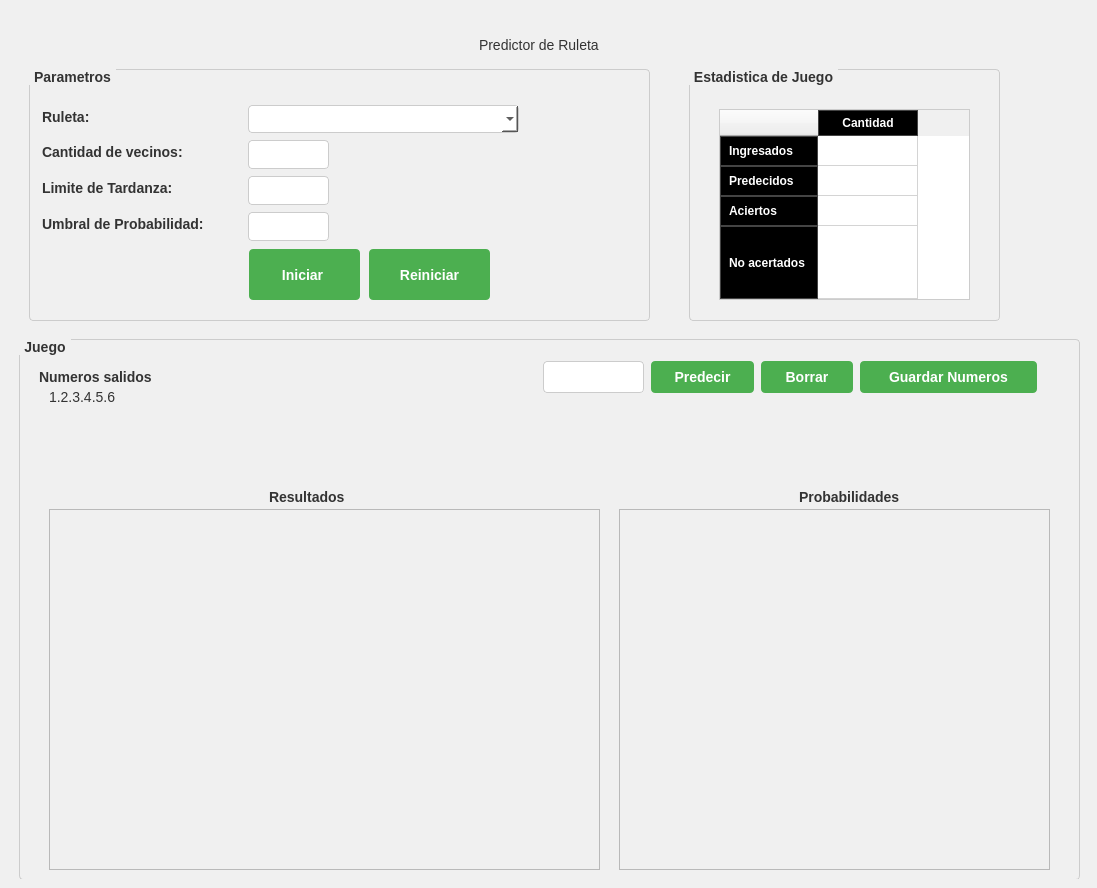
jonatha1992/Predictor_ruleta, file Widget_ui.ui: the form before one commit.
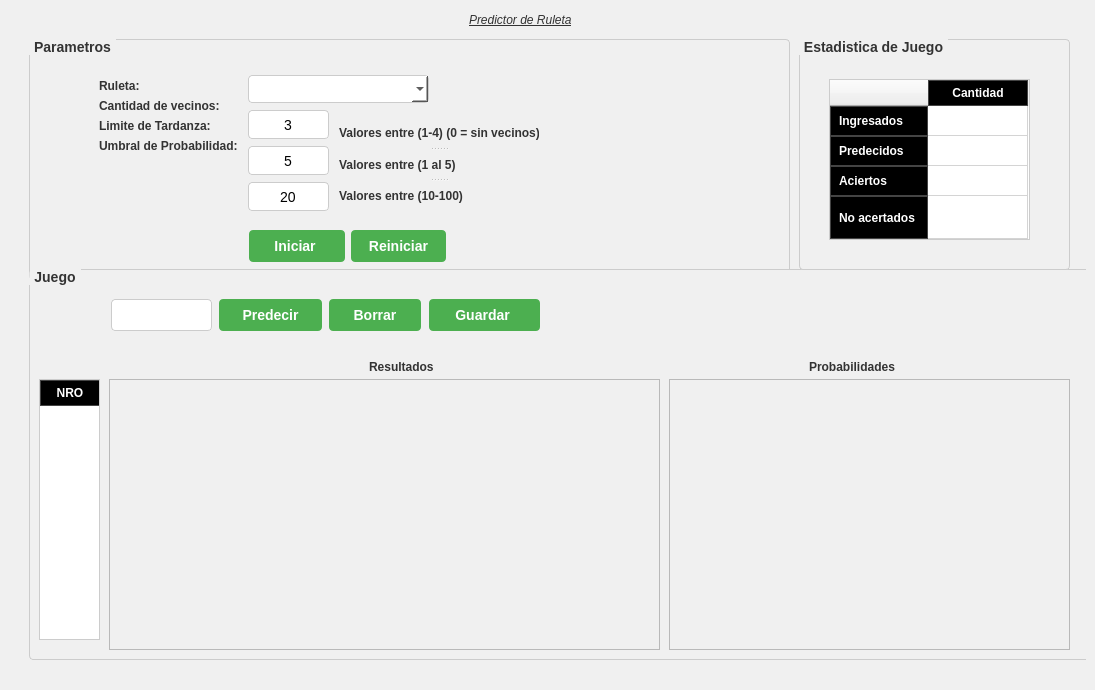
The form after the commit.

Commit message: cambios el el widget en vez de label se coloca en tabla

What changed in the file:
```diff
--- a/Widget_ui.ui
+++ b/Widget_ui.ui
@@ -6,8 +6,8 @@
    <rect>
     <x>0</x>
     <y>0</y>
-    <width>1097</width>
-    <height>888</height>
+    <width>1095</width>
+    <height>690</height>
    </rect>
   </property>
   <property name="palette">
@@ -459,14 +459,21 @@
    <bool>false</bool>
   </property>
   <property name="styleSheet">
-   <string notr="true">QWidget {
+   <string notr="true"/>
+  </property>
+  <widget class="QWidget" name="centralwidget">
+   <layout class="QVBoxLayout" name="verticalLayout">
+    <item>
+     <widget class="QFrame" name="frame">
+      <property name="styleSheet">
+       <string notr="true">QWidget {
     background-color: #f0f0f0;
     font-family: Arial, sans-serif;
 }
 
 QLabel {
     color: #333333;
-    font-size: 14px;
+    font-size: 12px;
 }
 
 QLineEdit, QComboBox {
@@ -533,11 +540,7 @@
     border: 1px solid #cccccc;
     border-radius: 4px;
 }</string>
-  </property>
-  <widget class="QWidget" name="centralwidget">
-   <layout class="QVBoxLayout" name="verticalLayout">
-    <item>
-     <widget class="QFrame" name="frame">
+      </property>
       <property name="frameShape">
        <enum>QFrame::NoFrame</enum>
       </property>
@@ -547,12 +550,22 @@
       <widget class="QLabel" name="label_8">
        <property name="geometry">
         <rect>
-         <x>470</x>
-         <y>10</y>
-         <width>201</width>
-         <height>51</height>
+         <x>460</x>
+         <y>0</y>
+         <width>171</width>
+         <height>21</height>
         </rect>
        </property>
+       <property name="font">
+        <font>
+         <family>Segoe UI Semibold</family>
+         <pointsize>14</pointsize>
+         <weight>7</weight>
+         <italic>true</italic>
+         <bold>false</bold>
+         <underline>true</underline>
+        </font>
+       </property>
        <property name="styleSheet">
         <string notr="true">font: 63 italic 14pt &quot;Segoe UI Semibold&quot;;</string>
        </property>
@@ -564,9 +577,9 @@
        <property name="geometry">
         <rect>
          <x>20</x>
-         <y>60</y>
-         <width>621</width>
-         <height>252</height>
+         <y>30</y>
+         <width>761</width>
+         <height>241</height>
         </rect>
        </property>
        <property name="font">
@@ -580,32 +593,6 @@
        <property name="title">
         <string>Parametros</string>
        </property>
-       <widget class="QPushButton" name="btnReiniciar">
-        <property name="geometry">
-         <rect>
-          <x>340</x>
-          <y>180</y>
-          <width>121</width>
-          <height>51</height>
-         </rect>
-        </property>
-        <property name="text">
-         <string>Reiniciar</string>
-        </property>
-       </widget>
-       <widget class="QPushButton" name="btnIniciar">
-        <property name="geometry">
-         <rect>
-          <x>220</x>
-          <y>180</y>
-          <width>111</width>
-          <height>51</height>
-         </rect>
-        </property>
-        <property name="text">
-         <string>Iniciar </string>
-        </property>
-       </widget>
        <widget class="QLineEdit" name="lineVecinos">
         <property name="geometry">
          <rect>
@@ -615,68 +602,11 @@
           <height>29</height>
          </rect>
         </property>
-       </widget>
-       <widget class="QLabel" name="label_3">
-        <property name="geometry">
-         <rect>
-          <x>13</x>
-          <y>107</y>
-          <width>158</width>
-          <height>23</height>
-         </rect>
-        </property>
-        <property name="font">
-         <font>
-          <family>Arial</family>
-          <pointsize>-1</pointsize>
-          <weight>75</weight>
-          <bold>true</bold>
-         </font>
-        </property>
         <property name="text">
-         <string>Limite de Tardanza:</string>
+         <string>3</string>
         </property>
-       </widget>
-       <widget class="QLabel" name="label_2">
-        <property name="geometry">
-         <rect>
-          <x>13</x>
-          <y>71</y>
-          <width>166</width>
-          <height>23</height>
-         </rect>
-        </property>
-        <property name="font">
-         <font>
-          <family>Arial</family>
-          <pointsize>-1</pointsize>
-          <weight>75</weight>
-          <bold>true</bold>
-         </font>
-        </property>
-        <property name="text">
-         <string>Cantidad de vecinos:</string>
-        </property>
-       </widget>
-       <widget class="QLabel" name="label">
-        <property name="geometry">
-         <rect>
-          <x>13</x>
-          <y>36</y>
-          <width>56</width>
-          <height>23</height>
-         </rect>
-        </property>
-        <property name="font">
-         <font>
-          <family>Arial</family>
-          <pointsize>-1</pointsize>
-          <weight>75</weight>
-          <bold>true</bold>
-         </font>
-        </property>
-        <property name="text">
-         <string>Ruleta:</string>
+        <property name="alignment">
+         <set>Qt::AlignCenter</set>
         </property>
        </widget>
        <widget class="QComboBox" name="comboBoxRuleta">
@@ -684,7 +614,7 @@
          <rect>
           <x>219</x>
           <y>36</y>
-          <width>271</width>
+          <width>181</width>
           <height>28</height>
          </rect>
         </property>
@@ -698,6 +628,12 @@
           <height>29</height>
          </rect>
         </property>
+        <property name="text">
+         <string>20</string>
+        </property>
+        <property name="alignment">
+         <set>Qt::AlignCenter</set>
+        </property>
        </widget>
        <widget class="QLineEdit" name="lineTardanza">
         <property name="geometry">
@@ -708,36 +644,177 @@
           <height>29</height>
          </rect>
         </property>
-       </widget>
-       <widget class="QLabel" name="label_4">
-        <property name="geometry">
-         <rect>
-          <x>13</x>
-          <y>143</y>
-          <width>199</width>
-          <height>23</height>
-         </rect>
-        </property>
-        <property name="font">
-         <font>
-          <family>Arial</family>
-          <pointsize>-1</pointsize>
-          <weight>75</weight>
-          <bold>true</bold>
-         </font>
-        </property>
         <property name="text">
-         <string>Umbral de Probabilidad:</string>
+         <string>5</string>
         </property>
+        <property name="alignment">
+         <set>Qt::AlignCenter</set>
+        </property>
+       </widget>
+       <widget class="QWidget" name="">
+        <property name="geometry">
+         <rect>
+          <x>70</x>
+          <y>40</y>
+          <width>143</width>
+          <height>141</height>
+         </rect>
+        </property>
+        <layout class="QFormLayout" name="formLayout">
+         <property name="labelAlignment">
+          <set>Qt::AlignRight|Qt::AlignTrailing|Qt::AlignVCenter</set>
+         </property>
+         <item row="0" column="0">
+          <widget class="QLabel" name="label">
+           <property name="font">
+            <font>
+             <family>Arial</family>
+             <pointsize>-1</pointsize>
+             <weight>75</weight>
+             <bold>true</bold>
+            </font>
+           </property>
+           <property name="text">
+            <string>Ruleta:</string>
+           </property>
+          </widget>
+         </item>
+         <item row="1" column="0">
+          <widget class="QLabel" name="label_2">
+           <property name="font">
+            <font>
+             <family>Arial</family>
+             <pointsize>-1</pointsize>
+             <weight>75</weight>
+             <bold>true</bold>
+            </font>
+           </property>
+           <property name="text">
+            <string>Cantidad de vecinos:</string>
+           </property>
+          </widget>
+         </item>
+         <item row="2" column="0">
+          <widget class="QLabel" name="label_3">
+           <property name="font">
+            <font>
+             <family>Arial</family>
+             <pointsize>-1</pointsize>
+             <weight>75</weight>
+             <bold>true</bold>
+            </font>
+           </property>
+           <property name="text">
+            <string>Limite de Tardanza:</string>
+           </property>
+          </widget>
+         </item>
+         <item row="3" column="0">
+          <widget class="QLabel" name="label_4">
+           <property name="font">
+            <font>
+             <family>Arial</family>
+             <pointsize>-1</pointsize>
+             <weight>75</weight>
+             <bold>true</bold>
+            </font>
+           </property>
+           <property name="text">
+            <string>Umbral de Probabilidad:</string>
+           </property>
+          </widget>
+         </item>
+        </layout>
+       </widget>
+       <widget class="QWidget" name="">
+        <property name="geometry">
+         <rect>
+          <x>220</x>
+          <y>190</y>
+          <width>197</width>
+          <height>34</height>
+         </rect>
+        </property>
+        <layout class="QHBoxLayout" name="horizontalLayout">
+         <item>
+          <widget class="QPushButton" name="btnIniciar">
+           <property name="text">
+            <string>Iniciar </string>
+           </property>
+          </widget>
+         </item>
+         <item>
+          <widget class="QPushButton" name="btnReiniciar">
+           <property name="enabled">
+            <bool>false</bool>
+           </property>
+           <property name="text">
+            <string>Reiniciar</string>
+           </property>
+          </widget>
+         </item>
+        </layout>
+       </widget>
+       <widget class="QSplitter" name="splitter">
+        <property name="geometry">
+         <rect>
+          <x>310</x>
+          <y>80</y>
+          <width>200</width>
+          <height>91</height>
+         </rect>
+        </property>
+        <property name="orientation">
+         <enum>Qt::Vertical</enum>
+        </property>
+        <widget class="QLabel" name="label_6">
+         <property name="font">
+          <font>
+           <family>Arial</family>
+           <pointsize>-1</pointsize>
+           <weight>75</weight>
+           <bold>true</bold>
+          </font>
+         </property>
+         <property name="text">
+          <string>Valores entre (1-4) (0 = sin vecinos)</string>
+         </property>
+        </widget>
+        <widget class="QLabel" name="label_10">
+         <property name="font">
+          <font>
+           <family>Arial</family>
+           <pointsize>-1</pointsize>
+           <weight>75</weight>
+           <bold>true</bold>
+          </font>
+         </property>
+         <property name="text">
+          <string>Valores entre (1 al 5)</string>
+         </property>
+        </widget>
+        <widget class="QLabel" name="label_11">
+         <property name="font">
+          <font>
+           <family>Arial</family>
+           <pointsize>-1</pointsize>
+           <weight>75</weight>
+           <bold>true</bold>
+          </font>
+         </property>
+         <property name="text">
+          <string>Valores entre (10-100)</string>
+         </property>
+        </widget>
        </widget>
       </widget>
       <widget class="QGroupBox" name="groupBoxJuego">
        <property name="geometry">
         <rect>
-         <x>10</x>
-         <y>330</y>
+         <x>20</x>
+         <y>260</y>
          <width>1061</width>
-         <height>541</height>
+         <height>391</height>
         </rect>
        </property>
        <property name="font">
@@ -754,8 +831,8 @@
        <widget class="QLineEdit" name="lineIngresoNumero">
         <property name="geometry">
          <rect>
-          <x>524</x>
-          <y>22</y>
+          <x>82</x>
+          <y>30</y>
           <width>101</width>
           <height>32</height>
          </rect>
@@ -764,8 +841,8 @@
        <widget class="QPushButton" name="btnPredecir">
         <property name="geometry">
          <rect>
-          <x>632</x>
-          <y>22</y>
+          <x>190</x>
+          <y>30</y>
           <width>103</width>
           <height>32</height>
          </rect>
@@ -777,8 +854,8 @@
        <widget class="QPushButton" name="btnBorrar">
         <property name="geometry">
          <rect>
-          <x>742</x>
-          <y>22</y>
+          <x>300</x>
+          <y>30</y>
           <width>92</width>
           <height>32</height>
          </rect>
@@ -787,68 +864,21 @@
          <string>Borrar</string>
         </property>
        </widget>
-       <widget class="QPushButton" name="btnGuardar">
-        <property name="geometry">
-         <rect>
-          <x>841</x>
-          <y>22</y>
-          <width>177</width>
-          <height>32</height>
-         </rect>
-        </property>
-        <property name="text">
-         <string>Guardar Numeros</string>
-        </property>
-       </widget>
-       <widget class="QLabel" name="label_5">
-        <property name="geometry">
-         <rect>
-          <x>20</x>
-          <y>30</y>
-          <width>181</width>
-          <height>16</height>
-         </rect>
-        </property>
-        <property name="font">
-         <font>
-          <family>Arial</family>
-          <pointsize>-1</pointsize>
-          <weight>75</weight>
-          <bold>true</bold>
-         </font>
-        </property>
-        <property name="text">
-         <string>Numeros salidos</string>
-        </property>
-       </widget>
-       <widget class="QLabel" name="label_Numeros_salidos">
-        <property name="geometry">
-         <rect>
-          <x>30</x>
-          <y>50</y>
-          <width>91</width>
-          <height>16</height>
-         </rect>
-        </property>
-        <property name="text">
-         <string>1.2.3.4.5.6</string>
-        </property>
-       </widget>
        <widget class="QListView" name="listResultados">
         <property name="geometry">
          <rect>
-          <x>30</x>
-          <y>170</y>
+          <x>80</x>
+          <y>110</y>
           <width>551</width>
-          <height>361</height>
+          <height>271</height>
          </rect>
         </property>
        </widget>
        <widget class="QLabel" name="label_7">
         <property name="geometry">
          <rect>
-          <x>250</x>
-          <y>150</y>
+          <x>340</x>
+          <y>90</y>
           <width>91</width>
           <height>16</height>
          </rect>
@@ -868,10 +898,10 @@
        <widget class="QTableView" name="tableProbabilidad">
         <property name="geometry">
          <rect>
-          <x>600</x>
-          <y>170</y>
-          <width>431</width>
-          <height>361</height>
+          <x>640</x>
+          <y>110</y>
+          <width>401</width>
+          <height>271</height>
          </rect>
         </property>
         <property name="layoutDirection">
@@ -882,7 +912,7 @@
         <property name="geometry">
          <rect>
           <x>780</x>
-          <y>150</y>
+          <y>90</y>
           <width>111</width>
           <height>16</height>
          </rect>
@@ -899,14 +929,66 @@
          <string>Probabilidades</string>
         </property>
        </widget>
+       <widget class="QPushButton" name="btnGuardar">
+        <property name="geometry">
+         <rect>
+          <x>400</x>
+          <y>30</y>
+          <width>111</width>
+          <height>32</height>
+         </rect>
+        </property>
+        <property name="text">
+         <string>Guardar </string>
+        </property>
+       </widget>
+       <widget class="QTableWidget" name="tableNrosSalidos">
+        <property name="geometry">
+         <rect>
+          <x>10</x>
+          <y>110</y>
+          <width>61</width>
+          <height>261</height>
+         </rect>
+        </property>
+        <property name="font">
+         <font>
+          <family>Arial</family>
+          <kerning>true</kerning>
+         </font>
+        </property>
+        <property name="styleSheet">
+         <string notr="true">QHeaderView::section {
+    background-color: black;
+    color: white;
+    padding: 3px 8px;
+    border: 1px solid #444;
+    font-weight: bold;
+    text-align: center;
+    qproperty-alignment: AlignCenter;
+}
+</string>
+        </property>
+        <property name="textElideMode">
+         <enum>Qt::ElideMiddle</enum>
+        </property>
+        <attribute name="horizontalHeaderDefaultSectionSize">
+         <number>60</number>
+        </attribute>
+        <column>
+         <property name="text">
+          <string>NRO</string>
+         </property>
+        </column>
+       </widget>
       </widget>
       <widget class="QGroupBox" name="groupBox_2">
        <property name="geometry">
         <rect>
-         <x>680</x>
-         <y>60</y>
-         <width>311</width>
-         <height>252</height>
+         <x>790</x>
+         <y>30</y>
+         <width>271</width>
+         <height>231</height>
         </rect>
        </property>
        <property name="font">
@@ -925,8 +1007,8 @@
          <rect>
           <x>30</x>
           <y>40</y>
-          <width>251</width>
-          <height>191</height>
+          <width>201</width>
+          <height>161</height>
          </rect>
         </property>
         <property name="styleSheet">
```
Left out of the diff: 2 changed lines with no effect on the pictures. The commit also changes 11 other files.
